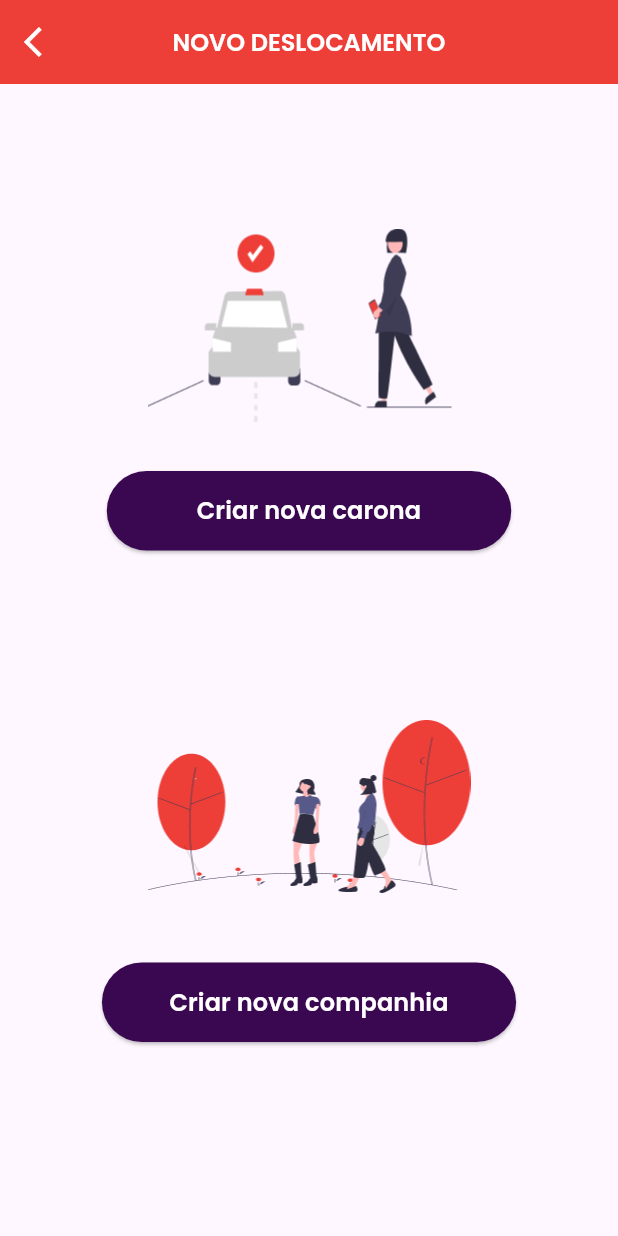
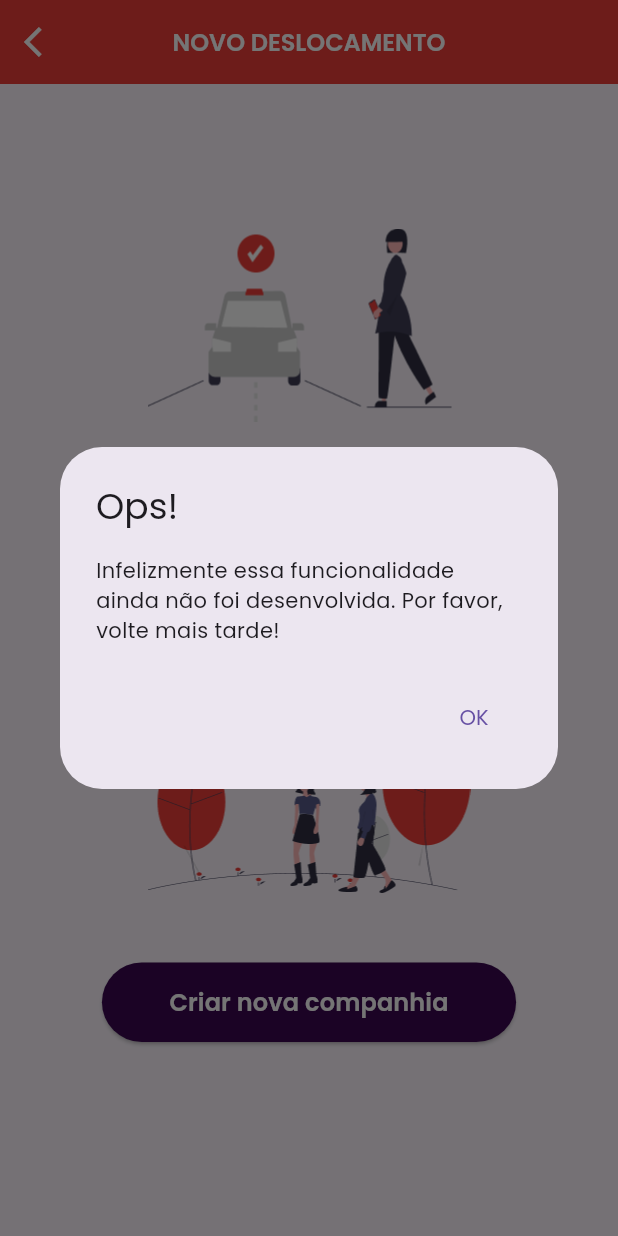
Before and after one commit to xandymelo/Juno, a Flutter app: the NewDisplacementScreen screen opened directly, after a tap on "Criar nova companhia", on a phone screen of 412 x 824 dp. Run offline on Flutter 3.47's test engine with Material 2 defaults, Android fonts, the phone set to English and light mode, and no system bars; our stand-ins replace google_fonts, sqflite; accounts and stored records are empty; network calls fail.

Commit message:
Alert Dialog - Funcionalidade não desenvolvida
Alerta de funcionalidade não desenvolvida.

```diff
--- a/lib/src/screens/rides_and_companies/ui/rides_and_companies_screen.dart
+++ b/lib/src/screens/rides_and_companies/ui/rides_and_companies_screen.dart
@@ -1,13 +1,14 @@
 import 'package:flutter/material.dart';
 import 'package:juno/src/screens/rides_and_companies/ui/perfect_displacements_screen.dart';
 import 'package:juno/src/screens/rides_and_companies/ui/new_displacement_screen.dart';
+import 'perfect_displacement_tabview.dart';
 
 import '../../../app/theme/colors.dart';
 import '../../../utils/state_manager.dart';
 import '../../../widgets/app_bottom_navigation_bar.dart';
 import '../controllers/rides_and_companies_controller.dart';
 import 'general_tabview.dart';
-import 'perfect_displacement_tabview.dart';
+
 
 class RidesAndCompaniesScreen extends StateManagerView<RidesAndCompaniesController> {
   const RidesAndCompaniesScreen({super.key});
@@ -82,7 +83,7 @@ class RidesAndCompaniesScreen extends StateManagerView<RidesAndCompaniesControll
           ],
         ),
         floatingActionButton: FloatingActionButton(
-          onPressed: () {  Navigator.push(context, MaterialPageRoute(builder: (context) => const NewDisplacementScreen()));},
+          onPressed: () {Navigator.push(context, MaterialPageRoute(builder: (context) => const NewDisplacementScreen()));},
           shape: const CircleBorder(),
           backgroundColor: AppColors.purple,
           foregroundColor: AppColors.white,
--- /dev/null
+++ b/lib/src/widgets/alert_dialogs.dart
@@ -0,0 +1,27 @@
+import 'package:flutter/material.dart';
+
+showAlertDialog(BuildContext context) {
+
+  // set up the button
+  Widget okButton = TextButton(
+    child: Text("OK"),
+    onPressed: () => Navigator.of(context).pop(),
+  );
+
+  // set up the AlertDialog
+  AlertDialog alert = AlertDialog(
+    title: Text("Ops!"),
+    content: Text("Infelizmente essa funcionalidade ainda não foi desenvolvida. Por favor, volte mais tarde!"),
+    actions: [
+      okButton,
+    ],
+  );
+
+  // show the dialog
+  showDialog(
+    context: context,
+    builder: (BuildContext context) {
+      return alert;
+    },
+  );
+}
--- a/lib/src/widgets/app_bottom_navigation_bar.dart
+++ b/lib/src/widgets/app_bottom_navigation_bar.dart
@@ -1,4 +1,5 @@
 import 'package:flutter/material.dart';
+import 'alert_dialogs.dart';
 
 import '../app/theme/colors.dart';
 
```
Also changed, not shown: lib/src/screens/rides_and_companies/ui/new_displacement_screen.dart (+5 -8 lines), lib/src/screens/rides_and_companies/ui/new_ride_form_screen.dart (+43 -0 lines).
